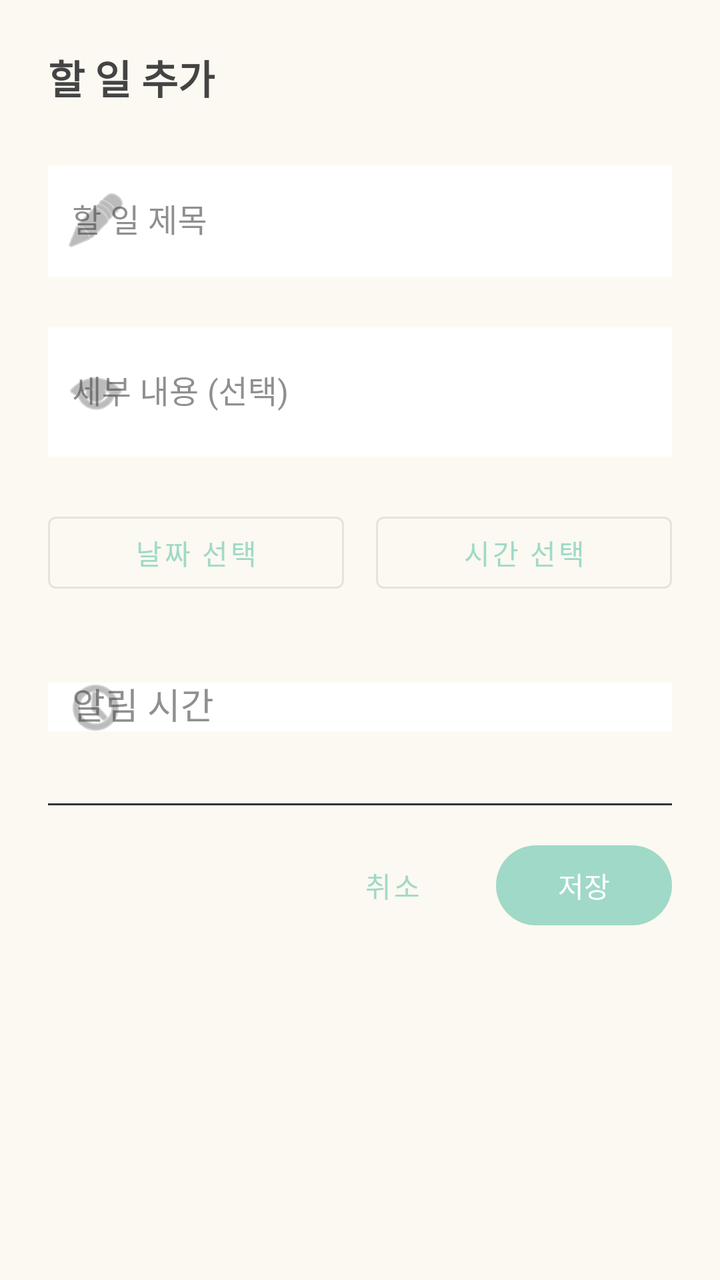
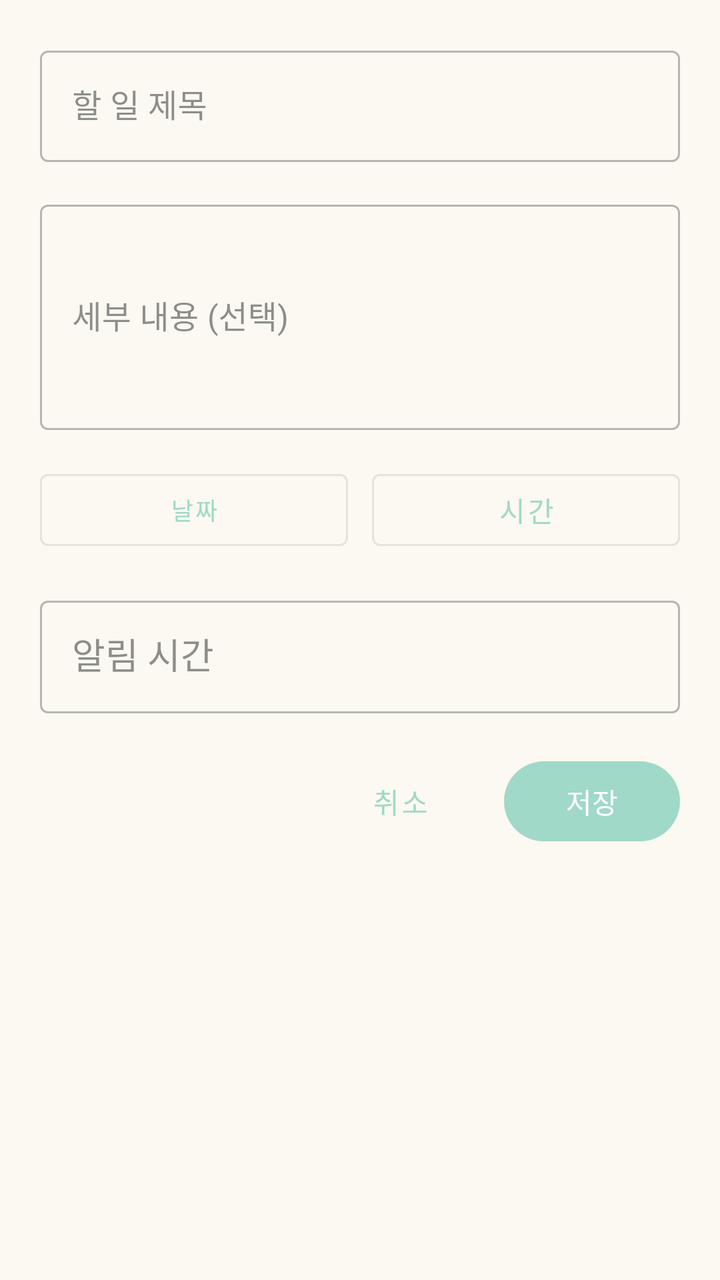

An Android layout rendered at two revisions. The XML below is the earlier revision; the diff shows what the commit changed to produce the second picture.
<!-- AndroidManifest.xml: application theme Theme.ToDoNote -->
<!-- res/layout/dialog_todo_input.xml -->
<?xml version="1.0" encoding="utf-8"?>
<LinearLayout xmlns:android="http://schemas.android.com/apk/res/android"
    xmlns:app="http://schemas.android.com/apk/res-auto"
    android:layout_width="match_parent"
    android:layout_height="wrap_content"
    android:orientation="vertical"
    android:padding="24dp"
    android:background="@color/color_background">

    <TextView
        android:layout_width="match_parent"
        android:layout_height="wrap_content"
        android:text="할 일 추가"
        android:textSize="20sp"
        android:textStyle="bold"
        android:textColor="?attr/colorOnSurface"
        android:layout_marginBottom="24dp" />

    <com.google.android.material.textfield.TextInputLayout
        android:layout_width="match_parent"
        android:layout_height="wrap_content"
        android:hint="할 일 제목"
        android:layout_marginBottom="20dp"
        app:startIconDrawable="@android:drawable/ic_menu_edit"
        app:boxBackgroundColor="@color/white"
        style="@style/Widget.MaterialComponents.TextInputLayout.OutlinedBox">

        <com.google.android.material.textfield.TextInputEditText
            android:id="@+id/et_todo_title"
            android:layout_width="match_parent"
            android:layout_height="wrap_content"
            android:inputType="text"
            android:maxLines="1"
            android:background="@color/white"
            android:paddingStart="12dp"
            android:paddingEnd="12dp" />

    </com.google.android.material.textfield.TextInputLayout>

    <com.google.android.material.textfield.TextInputLayout
        android:layout_width="match_parent"
        android:layout_height="wrap_content"
        android:hint="세부 내용 (선택)"
        android:layout_marginBottom="24dp"
        app:startIconDrawable="@android:drawable/ic_menu_view"
        app:boxBackgroundColor="@color/white"
        style="@style/Widget.MaterialComponents.TextInputLayout.OutlinedBox">

        <com.google.android.material.textfield.TextInputEditText
            android:id="@+id/et_todo_detail"
            android:layout_width="match_parent"
            android:layout_height="wrap_content"
            android:inputType="textMultiLine"
            android:maxLines="5"
            android:minLines="2"
            android:background="@color/white"
            android:paddingStart="12dp"
            android:paddingEnd="12dp"
            android:paddingTop="12dp"
            android:paddingBottom="12dp" />

    </com.google.android.material.textfield.TextInputLayout>

    <LinearLayout
        android:layout_width="match_parent"
        android:layout_height="wrap_content"
        android:orientation="horizontal"
        android:layout_marginBottom="24dp">

        <com.google.android.material.button.MaterialButton
            android:id="@+id/btn_todo_date"
            android:layout_width="0dp"
            android:layout_height="wrap_content"
            android:layout_weight="1"
            android:layout_marginEnd="8dp"
            android:text="날짜 선택"
            android:drawableStart="@android:drawable/ic_menu_my_calendar"
            android:drawablePadding="8dp"
            style="@style/Widget.MaterialComponents.Button.OutlinedButton" />

        <com.google.android.material.button.MaterialButton
            android:id="@+id/btn_todo_time"
            android:layout_width="0dp"
            android:layout_height="wrap_content"
            android:layout_weight="1"
            android:layout_marginStart="8dp"
            android:text="시간 선택"
            android:drawableStart="@android:drawable/ic_menu_recent_history"
            android:drawablePadding="8dp"
            style="@style/Widget.MaterialComponents.Button.OutlinedButton" />

    </LinearLayout>

    <com.google.android.material.textfield.TextInputLayout
        android:layout_width="match_parent"
        android:layout_height="wrap_content"
        android:hint="알림 시간"
        android:layout_marginBottom="24dp"
        app:startIconDrawable="@android:drawable/ic_menu_recent_history"
        app:boxBackgroundColor="@color/white"
        style="@style/Widget.MaterialComponents.TextInputLayout.OutlinedBox">

        <AutoCompleteTextView
            android:id="@+id/spinner_notification"
            android:layout_width="match_parent"
            android:layout_height="wrap_content"
            android:inputType="none"
            android:focusable="true"
            android:clickable="true"
            android:background="@color/white"
            android:paddingStart="12dp"
            android:paddingEnd="12dp" />

    </com.google.android.material.textfield.TextInputLayout>

    <View
        android:layout_width="match_parent"
        android:layout_height="1dp"
        android:background="?attr/colorOutline"
        android:layout_marginBottom="16dp" />

    <LinearLayout
        android:layout_width="match_parent"
        android:layout_height="wrap_content"
        android:orientation="horizontal"
        android:gravity="end">

        <com.google.android.material.button.MaterialButton
            android:id="@+id/btn_todo_cancel"
            android:layout_width="wrap_content"
            android:layout_height="wrap_content"
            android:layout_marginEnd="8dp"
            android:text="취소"
            style="@style/Widget.MaterialComponents.Button.TextButton" />

        <com.google.android.material.button.MaterialButton
            android:id="@+id/btn_todo_save"
            android:layout_width="wrap_content"
            android:layout_height="wrap_content"
            android:text="저장" />

    </LinearLayout>

</LinearLayout>
<!-- resources referenced by this layout -->
<resources>
  <color name="color_background">#FBF9F1</color>
  <color name="white">#FFFFFFFF</color>
  <style name="Theme.ToDoNote" parent="Base.Theme.ToDoNote" />
  <style name="Base.Theme.ToDoNote" parent="Theme.Material3.DayNight.NoActionBar">
          
          <item name="colorPrimary">@color/color_primary</item>
          <item name="colorPrimaryDark">@color/color_primary_dark</item>
          <item name="colorPrimaryVariant">@color/color_primary_light</item>
          
          
          <item name="colorSecondary">@color/color_secondary</item>
          <item name="colorSecondaryVariant">@color/color_secondary_dark</item>
          
          
          <item name="android:colorBackground">@color/color_background</item>
          <item name="colorSurface">@color/color_surface</item>
          
          
          <item name="android:textColorPrimary">@color/color_text_dark</item>
          <item name="android:textColorSecondary">@color/color_text_medium</item>
          <item name="colorOnPrimary">@color/white</item>
          <item name="colorOnSecondary">@color/color_text_dark</item>
          <item name="colorOnBackground">@color/color_text_dark</item>
          <item name="colorOnSurface">@color/color_text_dark</item>
          <item name="colorOnSurfaceVariant">@color/color_text_medium</item>
          
          
          <item name="colorAccent">@color/color_accent</item>
          
          
          <item name="colorOutline">@color/color_outline</item>
          
          
          <item name="android:statusBarColor">@android:color/black</item>
          <item name="android:windowLightStatusBar">false</item>
      </style>
  <color name="color_primary">#A0D9C8</color>
  <color name="color_primary_dark">#7DB8A5</color>
  <color name="color_primary_light">#C8E8DC</color>
  <color name="color_secondary">#F0D5C9</color>
  <color name="color_secondary_dark">#E0B5A3</color>
  <color name="color_surface">#FFFFFF</color>
  <color name="color_text_dark">#444444</color>
  <color name="color_text_medium">#666666</color>
  <color name="color_accent">#FFEB9E</color>
  <color name="color_outline">#333333</color>
</resources>

<!-- the commit's change to res/layout/dialog_todo_input.xml (unified diff, before → after) -->
@@ -4,25 +4,15 @@
     android:layout_width="match_parent"
     android:layout_height="wrap_content"
     android:orientation="vertical"
-    android:padding="24dp"
+    android:padding="20dp"
     android:background="@color/color_background">
-
-    <TextView
-        android:layout_width="match_parent"
-        android:layout_height="wrap_content"
-        android:text="할 일 추가"
-        android:textSize="20sp"
-        android:textStyle="bold"
-        android:textColor="?attr/colorOnSurface"
-        android:layout_marginBottom="24dp" />
 
     <com.google.android.material.textfield.TextInputLayout
         android:layout_width="match_parent"
         android:layout_height="wrap_content"
         android:hint="할 일 제목"
-        android:layout_marginBottom="20dp"
-        app:startIconDrawable="@android:drawable/ic_menu_edit"
-        app:boxBackgroundColor="@color/white"
+        android:layout_marginBottom="16dp"
+        android:minHeight="48dp"
         style="@style/Widget.MaterialComponents.TextInputLayout.OutlinedBox">
 
         <com.google.android.material.textfield.TextInputEditText
@@ -31,9 +21,7 @@
             android:layout_height="wrap_content"
             android:inputType="text"
             android:maxLines="1"
-            android:background="@color/white"
-            android:paddingStart="12dp"
-            android:paddingEnd="12dp" />
+            android:minHeight="48dp" />
 
     </com.google.android.material.textfield.TextInputLayout>
 
@@ -41,9 +29,7 @@
         android:layout_width="match_parent"
         android:layout_height="wrap_content"
         android:hint="세부 내용 (선택)"
-        android:layout_marginBottom="24dp"
-        app:startIconDrawable="@android:drawable/ic_menu_view"
-        app:boxBackgroundColor="@color/white"
+        android:layout_marginBottom="16dp"
         style="@style/Widget.MaterialComponents.TextInputLayout.OutlinedBox">
 
         <com.google.android.material.textfield.TextInputEditText
@@ -51,13 +37,8 @@
             android:layout_width="match_parent"
             android:layout_height="wrap_content"
             android:inputType="textMultiLine"
-            android:maxLines="5"
-            android:minLines="2"
-            android:background="@color/white"
-            android:paddingStart="12dp"
-            android:paddingEnd="12dp"
-            android:paddingTop="12dp"
-            android:paddingBottom="12dp" />
+            android:maxLines="6"
+            android:minLines="4" />
 
     </com.google.android.material.textfield.TextInputLayout>
 
@@ -65,17 +46,21 @@
         android:layout_width="match_parent"
         android:layout_height="wrap_content"
         android:orientation="horizontal"
-        android:layout_marginBottom="24dp">
+        android:gravity="center_vertical"
+        android:layout_marginBottom="16dp">
 
         <com.google.android.material.button.MaterialButton
             android:id="@+id/btn_todo_date"
             android:layout_width="0dp"
             android:layout_height="wrap_content"
             android:layout_weight="1"
-            android:layout_marginEnd="8dp"
-            android:text="날짜 선택"
-            android:drawableStart="@android:drawable/ic_menu_my_calendar"
-            android:drawablePadding="8dp"
+            android:layout_marginEnd="6dp"
+            android:text="날짜"
+            android:singleLine="true"
+            android:paddingStart="4dp"
+            android:paddingEnd="4dp"
+            android:textSize="12sp"
+            android:maxLines="1"
             style="@style/Widget.MaterialComponents.Button.OutlinedButton" />
 
         <com.google.android.material.button.MaterialButton
@@ -83,10 +68,10 @@
             android:layout_width="0dp"
             android:layout_height="wrap_content"
             android:layout_weight="1"
-            android:layout_marginStart="8dp"
-            android:text="시간 선택"
-            android:drawableStart="@android:drawable/ic_menu_recent_history"
-            android:drawablePadding="8dp"
+            android:layout_marginStart="6dp"
+            android:text="시간"
+            android:singleLine="true"
+            android:ellipsize="end"
             style="@style/Widget.MaterialComponents.Button.OutlinedButton" />
 
     </LinearLayout>
@@ -95,29 +80,26 @@
         android:layout_width="match_parent"
         android:layout_height="wrap_content"
         android:hint="알림 시간"
-        android:layout_marginBottom="24dp"
-        app:startIconDrawable="@android:drawable/ic_menu_recent_history"
-        app:boxBackgroundColor="@color/white"
+        android:layout_marginBottom="20dp"
+        android:minHeight="56dp"
         style="@style/Widget.MaterialComponents.TextInputLayout.OutlinedBox">
 
         <AutoCompleteTextView
             android:id="@+id/spinner_notification"
             android:layout_width="match_parent"
             android:layout_height="wrap_content"
+            android:minHeight="56dp"
             android:inputType="none"
             android:focusable="true"
             android:clickable="true"
-            android:background="@color/white"
-            android:paddingStart="12dp"
-            android:paddingEnd="12dp" />
+            android:singleLine="true"
+            android:ellipsize="end"
+            android:paddingStart="16dp"
+            android:paddingEnd="16dp"
+            android:paddingTop="16dp"
+            android:paddingBottom="16dp" />
 
     </com.google.android.material.textfield.TextInputLayout>
-
-    <View
-        android:layout_width="match_parent"
-        android:layout_height="1dp"
-        android:background="?attr/colorOutline"
-        android:layout_marginBottom="16dp" />
 
     <LinearLayout
         android:layout_width="match_parent"
